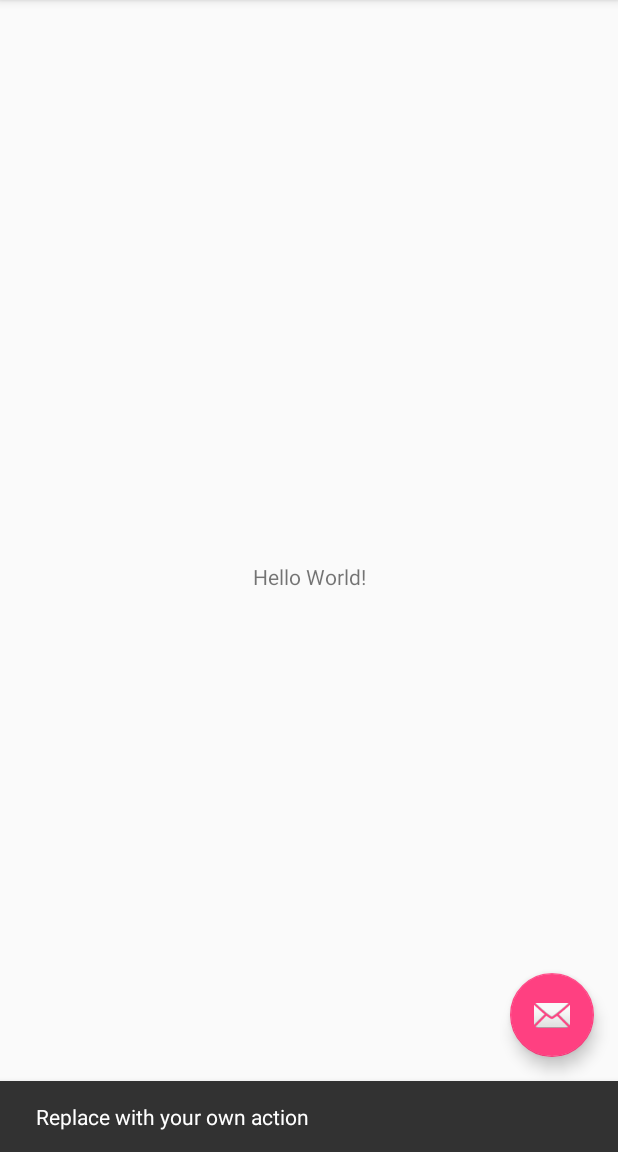
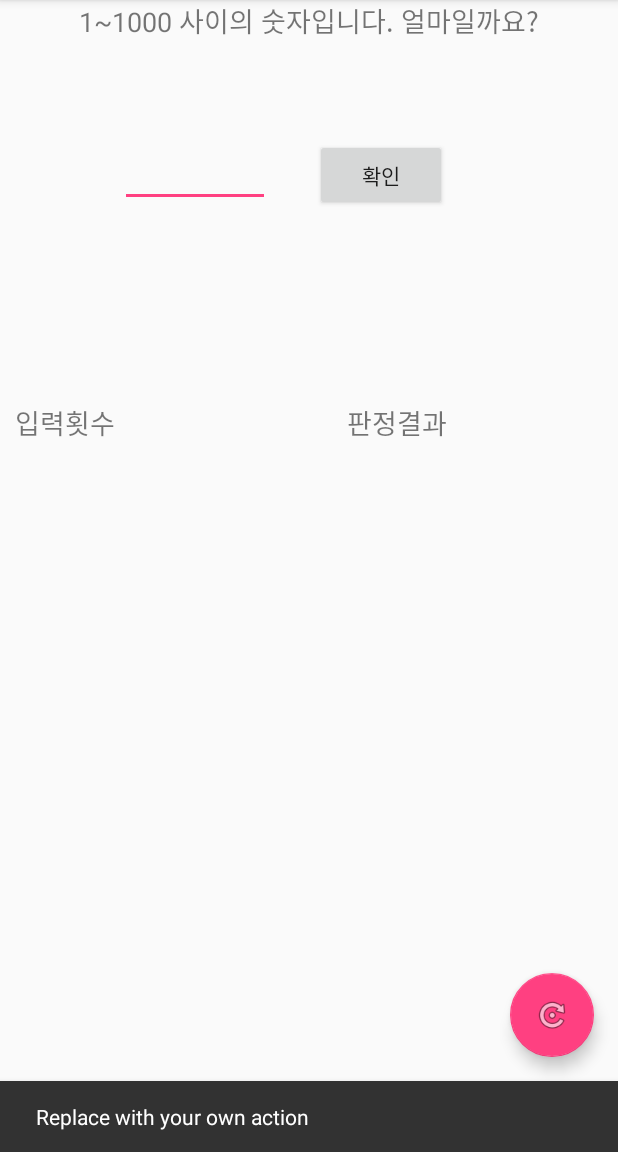
Before and after one commit to kisay97/AGDB_RandomNumber, an Android app: the screen it shows after launch (MainActivity), after a tap on an icon or button, on a phone screen of 412 x 824 dp, the part 84-1236 px from its top. Run offline under Robolectric (Android 15) with nearby library versions, the phone set to English and light mode, and no system bars.

Commit message:
3-1-1 ~ 3-1-3까지 작업함 (17-04-19)

```diff
--- a/RandomNumber/app/src/main/res/layout/activity_main.xml
+++ b/RandomNumber/app/src/main/res/layout/activity_main.xml
@@ -28,6 +28,6 @@
         android:layout_height="wrap_content"
         android:layout_gravity="bottom|end"
         android:layout_margin="@dimen/fab_margin"
-        app:srcCompat="@android:drawable/ic_dialog_email" />
+        app:srcCompat="@android:drawable/ic_menu_rotate" />
 
 </android.support.design.widget.CoordinatorLayout>
--- a/RandomNumber/app/src/main/res/layout/content_main.xml
+++ b/RandomNumber/app/src/main/res/layout/content_main.xml
@@ -1,5 +1,5 @@
 <?xml version="1.0" encoding="utf-8"?>
-<android.support.constraint.ConstraintLayout xmlns:android="http://schemas.android.com/apk/res/android"
+<RelativeLayout xmlns:android="http://schemas.android.com/apk/res/android"
     xmlns:app="http://schemas.android.com/apk/res-auto"
     xmlns:tools="http://schemas.android.com/tools"
     android:layout_width="match_parent"
@@ -9,12 +9,51 @@
     tools:showIn="@layout/activity_main">
 
     <TextView
+        android:id="@+id/quizTextView"
         android:layout_width="wrap_content"
         android:layout_height="wrap_content"
-        android:text="Hello World!"
-        app:layout_constraintBottom_toBottomOf="parent"
-        app:layout_constraintLeft_toLeftOf="parent"
-        app:layout_constraintRight_toRightOf="parent"
-        app:layout_constraintTop_toTopOf="parent" />
+        android:layout_centerHorizontal="true"
+        android:text="1~1000 사이의 숫자입니다. 얼마일까요?"
+        android:textSize="18sp" />
 
-</android.support.constraint.ConstraintLayout>
+    <EditText
+        android:id="@+id/userInputEditText"
+        android:layout_width="100dp"
+        android:layout_height="wrap_content"
+        android:layout_marginTop="65dp"
+        android:inputType="number"
+        android:layout_below="@id/quizTextView"
+        android:layout_alignParentStart="true"
+        android:layout_marginStart="80dp" />
+
+    <Button
+        android:id="@+id/confirmButton"
+        android:layout_width="wrap_content"
+        android:layout_height="wrap_content"
+        android:layout_alignTop="@id/userInputEditText"
+        android:layout_marginStart="30dp"
+        android:layout_toEndOf="@id/userInputEditText"
+        android:text="확인" />
+
+    <TextView
+        android:id="@+id/textCount"
+        android:layout_width="wrap_content"
+        android:layout_height="wrap_content"
+        android:layout_below="@id/userInputEditText"
+        android:layout_alignParentStart="true"
+        android:layout_marginStart="10dp"
+        android:layout_marginTop="130dp"
+        android:text="입력횟수"
+        android:textSize="18sp" />
+
+    <TextView
+        android:id="@+id/textResult"
+        android:layout_width="wrap_content"
+        android:layout_height="wrap_content"
+        android:text="판정결과"
+        android:textSize="18sp"
+        android:layout_alignBaseline="@+id/textCount"
+        android:layout_alignBottom="@+id/textCount"
+        android:layout_alignEnd="@+id/confirmButton" />
+
+</RelativeLayout>
```
